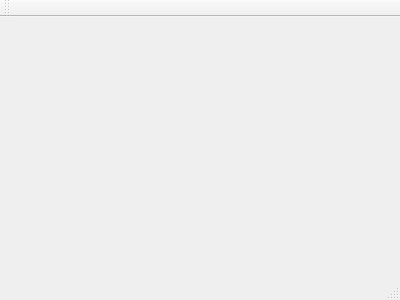
Old version of the form RATP_module/mainwindow.ui in the repository dibydrams/raspparispi.
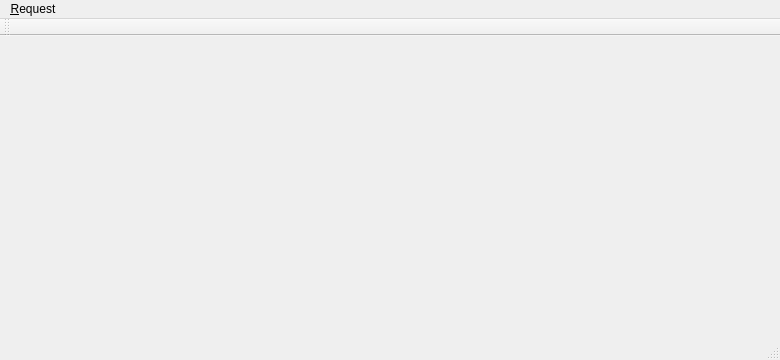
New version of the form.

What changed in the file:
```diff
--- a/RATP_module/mainwindow.ui
+++ b/RATP_module/mainwindow.ui
@@ -1,24 +1,57 @@
 <ui version="4.0">
  <class>MainWindow</class>
- <widget class="QMainWindow" name="MainWindow" >
-  <property name="geometry" >
+ <widget class="QMainWindow" name="MainWindow">
+  <property name="geometry">
    <rect>
     <x>0</x>
     <y>0</y>
-    <width>400</width>
-    <height>300</height>
+    <width>780</width>
+    <height>360</height>
    </rect>
   </property>
   <property name="windowTitle" >
    <string>MainWindow</string>
   </property>
-  <widget class="QMenuBar" name="menuBar" />
-  <widget class="QToolBar" name="mainToolBar" />
-  <widget class="QWidget" name="centralWidget" />
-  <widget class="QStatusBar" name="statusBar" />
+  <widget class="QWidget" name="centralWidget"/>
+  <widget class="QMenuBar" name="menuBar">
+   <property name="geometry">
+    <rect>
+     <x>0</x>
+     <y>0</y>
+     <width>780</width>
+     <height>22</height>
+    </rect>
+   </property>
+   <widget class="QMenu" name="menu_Request">
+    <property name="title">
+     <string>&amp;Request</string>
+    </property>
+    <addaction name="action_Global"/>
+    <addaction name="action_Unitaire"/>
+   </widget>
+   <addaction name="menu_Request"/>
+  </widget>
+  <widget class="QToolBar" name="mainToolBar">
+   <attribute name="toolBarArea">
+    <enum>TopToolBarArea</enum>
+   </attribute>
+   <attribute name="toolBarBreak">
+    <bool>false</bool>
+   </attribute>
+  </widget>
+  <widget class="QStatusBar" name="statusBar"/>
+  <action name="action_Global">
+   <property name="text">
+    <string>&amp;Global</string>
+   </property>
+  </action>
+  <action name="action_Unitaire">
+   <property name="text">
+    <string>&amp;Unitaire</string>
+   </property>
+  </action>
  </widget>
- <layoutDefault spacing="6" margin="11" />
- <pixmapfunction></pixmapfunction>
+ <layoutdefault spacing="6" margin="11"/>
  <resources/>
  <connections/>
 </ui>
```
Left out of the diff: 3 changed lines with no effect on the pictures.
